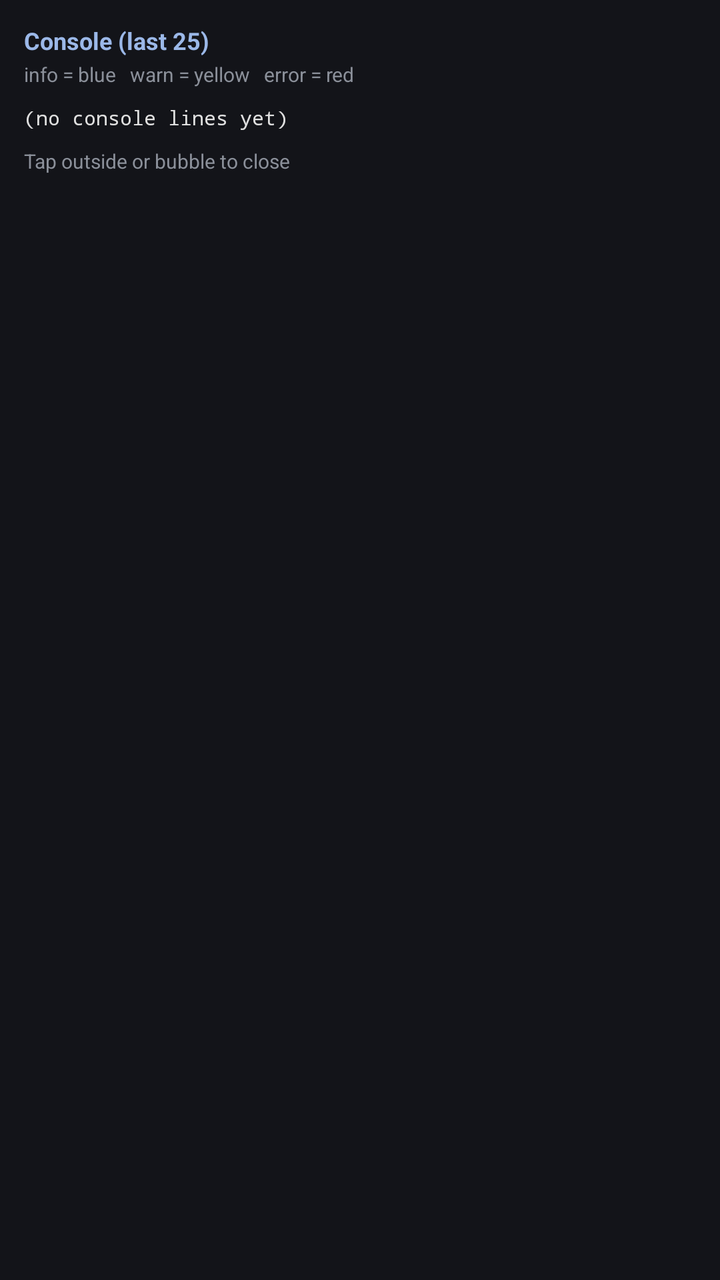
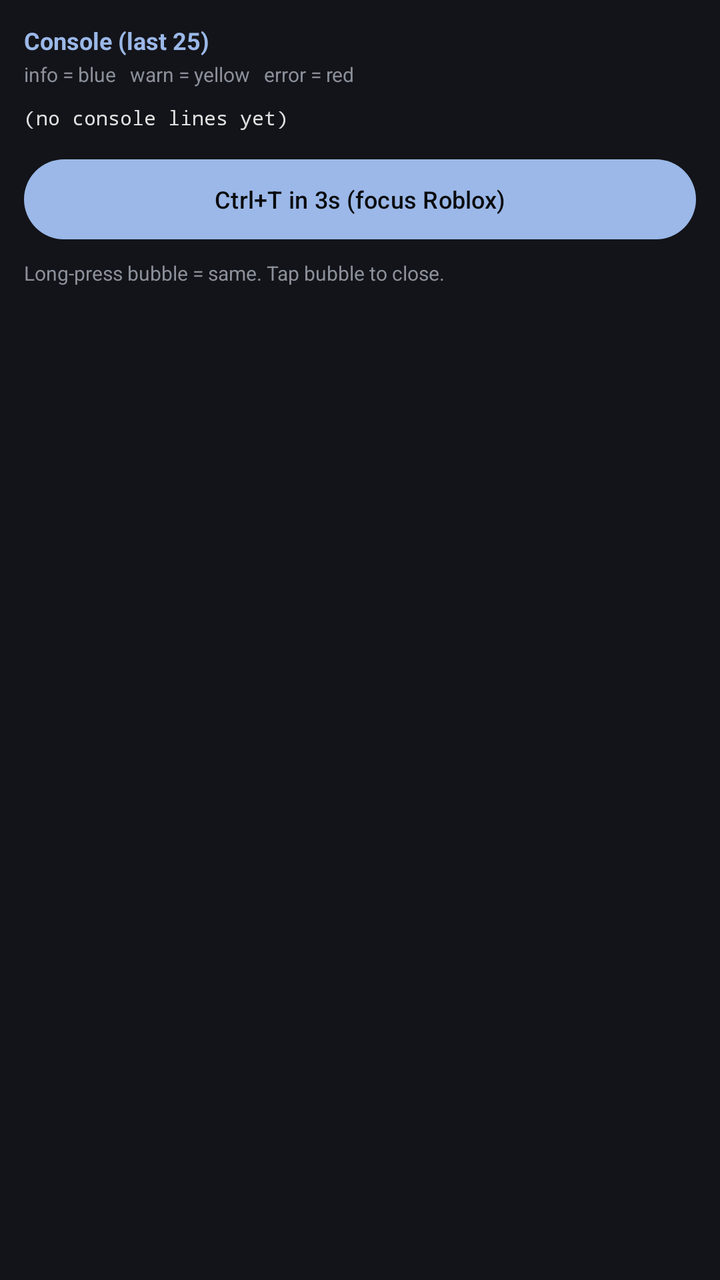

Before-and-after screenshots of an Android layout around one commit, followed by the original layout XML and the change that was made.
<!-- AndroidManifest.xml: application theme Theme.CWBridge -->
<!-- res/layout/overlay_logs_panel.xml -->
<?xml version="1.0" encoding="utf-8"?>
<LinearLayout xmlns:android="http://schemas.android.com/apk/res/android"
    android:layout_width="300dp"
    android:layout_height="wrap_content"
    android:background="#E614161B"
    android:elevation="10dp"
    android:orientation="vertical"
    android:padding="12dp">

    <TextView
        android:layout_width="match_parent"
        android:layout_height="wrap_content"
        android:text="Console (last 25)"
        android:textColor="#9BB8E8"
        android:textSize="12sp"
        android:textStyle="bold" />

    <TextView
        android:layout_width="match_parent"
        android:layout_height="wrap_content"
        android:layout_marginTop="2dp"
        android:text="info = blue   warn = yellow   error = red"
        android:textColor="#8B909A"
        android:textSize="10sp" />

    <TextView
        android:id="@+id/overlayLogsText"
        android:layout_width="match_parent"
        android:layout_height="wrap_content"
        android:layout_marginTop="8dp"
        android:fontFamily="monospace"
        android:maxHeight="320dp"
        android:scrollbars="vertical"
        android:text="(no console lines yet)"
        android:textColor="#E0E0E0"
        android:textSize="10sp" />

    <TextView
        android:id="@+id/overlayLogsHint"
        android:layout_width="match_parent"
        android:layout_height="wrap_content"
        android:layout_marginTop="8dp"
        android:text="Tap outside or bubble to close"
        android:textColor="#8B909A"
        android:textSize="10sp" />
</LinearLayout>
<!-- resources referenced by this layout -->
<resources>
  <style name="Theme.CWBridge" parent="Theme.Material3.Dark.NoActionBar">
          <item name="colorPrimary">#9BB8E8</item>
          <item name="colorOnPrimary">#0A0B0D</item>
          <item name="colorSurface">#14161B</item>
          <item name="android:statusBarColor">#0A0B0D</item>
          <item name="android:navigationBarColor">#0A0B0D</item>
          <item name="android:windowBackground">#0A0B0D</item>
      </style>
</resources>

<!-- the commit's change to res/layout/overlay_logs_panel.xml (unified diff, before → after) -->
@@ -29,18 +29,27 @@
         android:layout_height="wrap_content"
         android:layout_marginTop="8dp"
         android:fontFamily="monospace"
-        android:maxHeight="320dp"
+        android:maxHeight="280dp"
         android:scrollbars="vertical"
         android:text="(no console lines yet)"
         android:textColor="#E0E0E0"
         android:textSize="10sp" />
 
+    <Button
+        android:id="@+id/btnOverlayCtrlT"
+        android:layout_width="match_parent"
+        android:layout_height="wrap_content"
+        android:layout_marginTop="10dp"
+        android:text="Ctrl+T in 3s (focus Roblox)"
+        android:textAllCaps="false"
+        android:textSize="12sp" />
+
     <TextView
         android:id="@+id/overlayLogsHint"
         android:layout_width="match_parent"
         android:layout_height="wrap_content"
-        android:layout_marginTop="8dp"
-        android:text="Tap outside or bubble to close"
+        android:layout_marginTop="6dp"
+        android:text="Long-press bubble = same. Tap bubble to close."
         android:textColor="#8B909A"
         android:textSize="10sp" />
 </LinearLayout>
